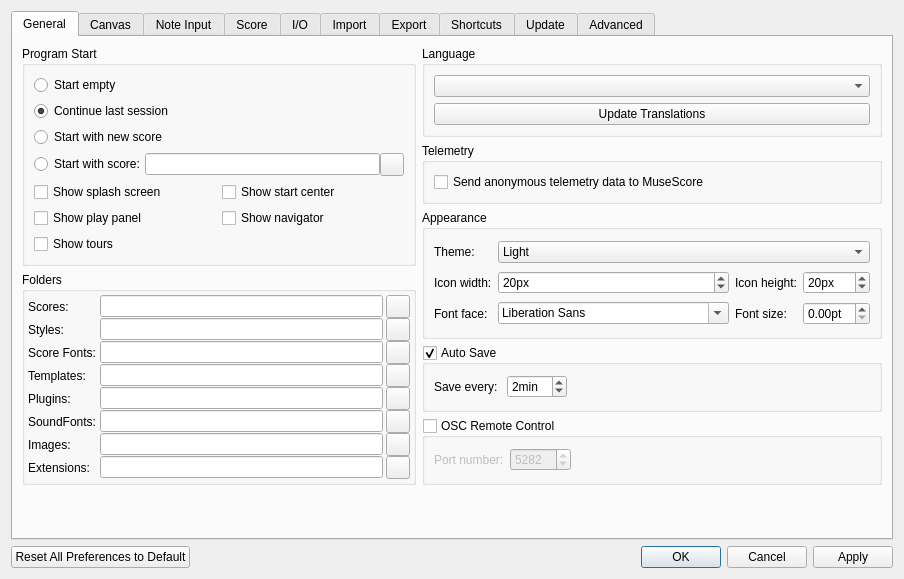
Above: mscore/prefsdialog.ui from lyrra/Musescore3 before the change. Below: the same form after it.
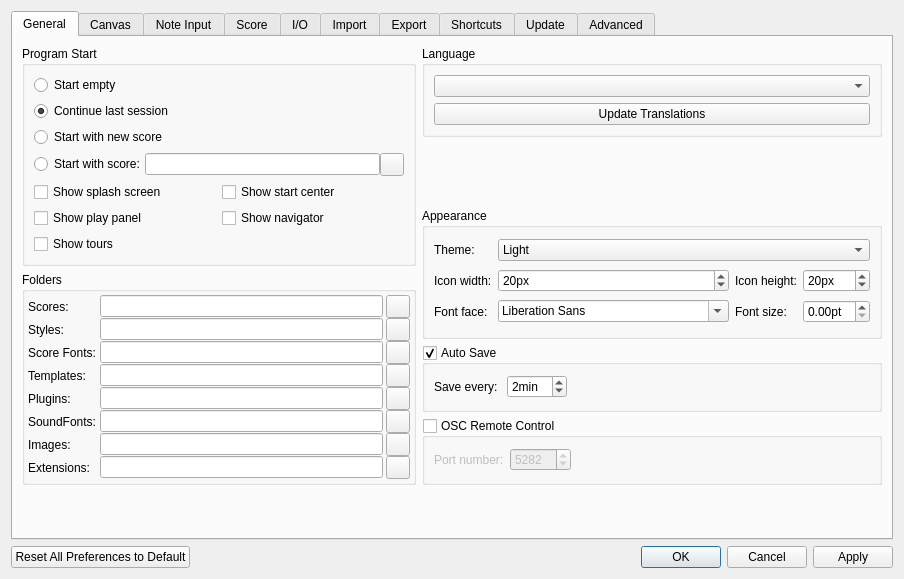
That is the form after the change. Icons and pictures are not drawn. Custom widgets are drawn as their Qt base class.

```diff
--- a/mscore/prefsdialog.ui
+++ b/mscore/prefsdialog.ui
@@ -777,22 +777,6 @@
          </layout>
         </widget>
        </item>
-       <item row="1" column="1">
-        <widget class="QGroupBox" name="groupBox_telemetry">
-         <property name="title">
-          <string>Telemetry</string>
-         </property>
-         <layout class="QGridLayout" name="gridLayout_14">
-          <item row="0" column="0">
-           <widget class="QCheckBox" name="collectTelemetry">
-            <property name="text">
-             <string>Send anonymous telemetry data to MuseScore</string>
-            </property>
-           </widget>
-          </item>
-         </layout>
-        </widget>
-       </item>
        <item row="6" column="0" colspan="2">
         <spacer name="verticalSpacer">
          <property name="orientation">
```
Left out of the diff: 1 changed line with no effect on the pictures.
